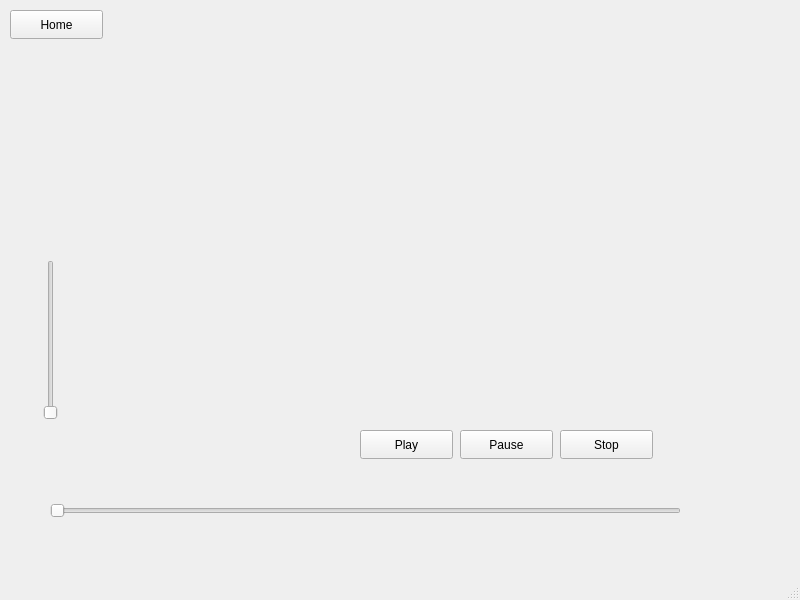
MrMati/rave-fix, file mainwindow.ui: the form before one commit.
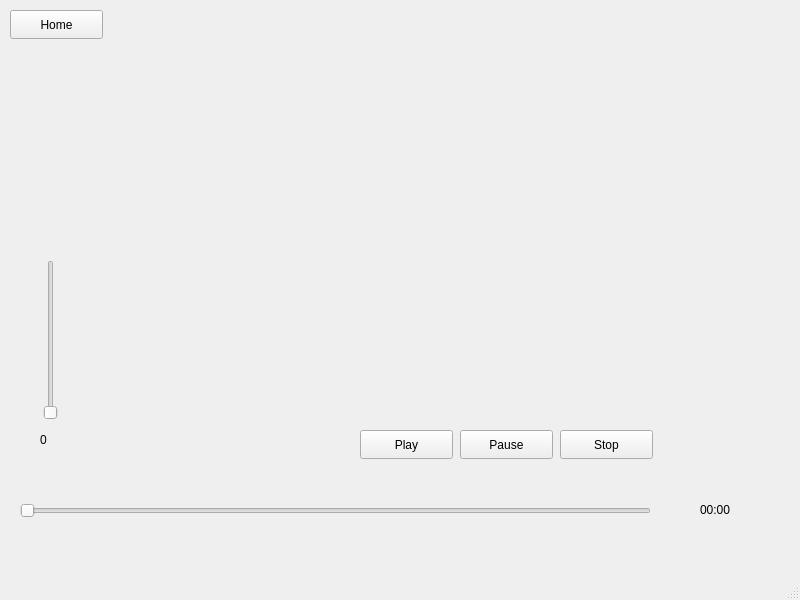
The form after the commit. The open tabs and pages were chosen to show the change.

The edit to the form file:
```diff
--- a/mainwindow.ui
+++ b/mainwindow.ui
@@ -43,7 +43,7 @@
      <widget class="QSlider" name="timeSlider">
       <property name="geometry">
        <rect>
-        <x>50</x>
+        <x>20</x>
         <y>500</y>
         <width>631</width>
         <height>22</height>
@@ -105,6 +105,32 @@
        <enum>Qt::Vertical</enum>
       </property>
      </widget>
+     <widget class="QLabel" name="timer">
+      <property name="geometry">
+       <rect>
+        <x>700</x>
+        <y>500</y>
+        <width>63</width>
+        <height>20</height>
+       </rect>
+      </property>
+      <property name="text">
+       <string>00:00</string>
+      </property>
+     </widget>
+     <widget class="QLabel" name="volume">
+      <property name="geometry">
+       <rect>
+        <x>40</x>
+        <y>430</y>
+        <width>63</width>
+        <height>20</height>
+       </rect>
+      </property>
+      <property name="text">
+       <string>0</string>
+      </property>
+     </widget>
     </widget>
     <widget class="QWidget" name="home">
      <widget class="QPushButton" name="playerButton">
```
Left out of the diff: 2 changed lines with no effect on the pictures.
